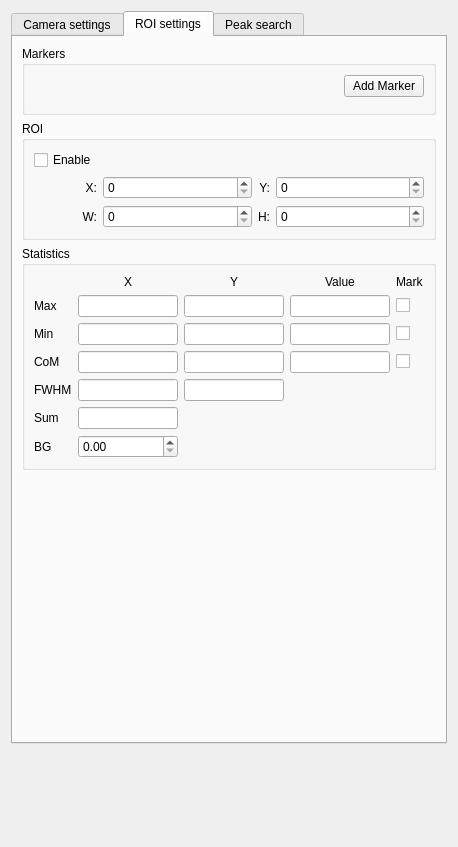
Before: the Qt Designer form ui/SettingsWidget.ui in yamedvedya/camera_viewer, drawn with Qt 5.
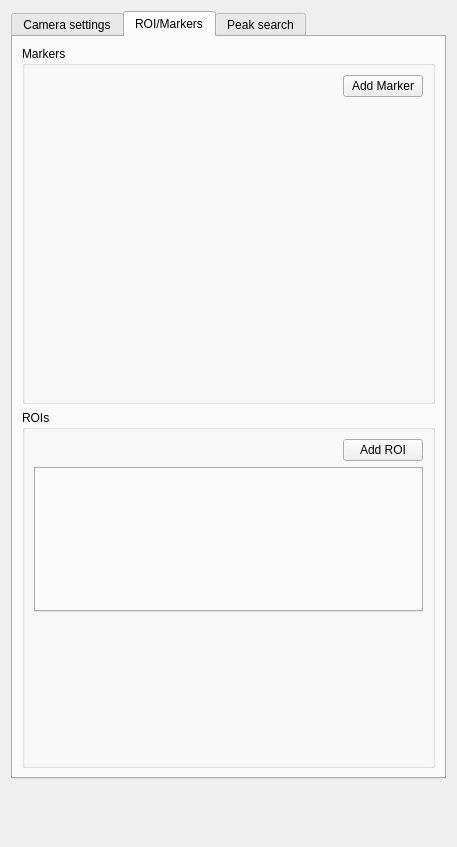
After: the same form once the commit is applied. The open tabs and pages were chosen to show the change.

```diff
--- a/ui/SettingsWidget.ui
+++ b/ui/SettingsWidget.ui
@@ -874,7 +874,7 @@
      </widget>
      <widget class="QWidget" name="tab_2">
       <attribute name="title">
-       <string>ROI settings</string>
+       <string>ROI/Markers</string>
       </attribute>
       <layout class="QVBoxLayout" name="verticalLayout_4">
        <item>
@@ -923,571 +923,71 @@
             </property>
            </widget>
           </item>
+          <item>
+           <spacer name="verticalSpacer_5">
+            <property name="orientation">
+             <enum>Qt::Vertical</enum>
+            </property>
+            <property name="sizeHint" stdset="0">
+             <size>
+              <width>20</width>
+              <height>40</height>
+             </size>
+            </property>
+           </spacer>
+          </item>
          </layout>
         </widget>
        </item>
        <item>
         <widget class="QGroupBox" name="groupBox_3">
          <property name="title">
-          <string>ROI</string>
+          <string>ROIs</string>
          </property>
-         <layout class="QGridLayout" name="gridLayout_3">
-          <item row="2" column="3">
-           <widget class="QSpinBox" name="sbRoiY">
-            <property name="sizePolicy">
-             <sizepolicy hsizetype="Expanding" vsizetype="Fixed">
-              <horstretch>0</horstretch>
-              <verstretch>0</verstretch>
-             </sizepolicy>
-            </property>
-            <property name="maximum">
-             <number>9999</number>
-            </property>
-           </widget>
+         <layout class="QVBoxLayout" name="verticalLayout_8">
+          <item>
+           <layout class="QHBoxLayout" name="horizontalLayout_14">
+            <item>
+             <spacer name="horizontalSpacer">
+              <property name="orientation">
+               <enum>Qt::Horizontal</enum>
+              </property>
+              <property name="sizeHint" stdset="0">
+               <size>
+                <width>40</width>
+                <height>20</height>
+               </size>
+              </property>
+             </spacer>
+            </item>
+            <item>
+             <widget class="QPushButton" name="but_add_roi">
+              <property name="text">
+               <string>Add ROI</string>
+              </property>
+             </widget>
+            </item>
+           </layout>
           </item>
-          <item row="2" column="0">
-           <widget class="QLabel" name="label_6">
-            <property name="text">
-             <string>X:</string>
-            </property>
-            <property name="alignment">
-             <set>Qt::AlignRight|Qt::AlignTrailing|Qt::AlignVCenter</set>
-            </property>
-           </widget>
+          <item>
+           <widget class="QTabWidget" name="tb_rois"/>
           </item>
-          <item row="0" column="0">
-           <widget class="QCheckBox" name="chbShowRoi">
-            <property name="text">
-             <string>Enable</string>
-            </property>
-           </widget>
-          </item>
-          <item row="2" column="1">
-           <widget class="QSpinBox" name="sbRoiX">
-            <property name="sizePolicy">
-             <sizepolicy hsizetype="Expanding" vsizetype="Fixed">
-              <horstretch>0</horstretch>
-              <verstretch>0</verstretch>
-             </sizepolicy>
-            </property>
-            <property name="maximum">
-             <number>9999</number>
-            </property>
-           </widget>
-          </item>
-          <item row="3" column="3">
-           <widget class="QSpinBox" name="sbRoiHeight">
-            <property name="sizePolicy">
-             <sizepolicy hsizetype="Expanding" vsizetype="Fixed">
-              <horstretch>0</horstretch>
-              <verstretch>0</verstretch>
-             </sizepolicy>
-            </property>
-            <property name="maximum">
-             <number>9999</number>
-            </property>
-           </widget>
-          </item>
-          <item row="3" column="2">
-           <widget class="QLabel" name="label_8">
-            <property name="text">
-             <string>H:</string>
-            </property>
-            <property name="alignment">
-             <set>Qt::AlignRight|Qt::AlignTrailing|Qt::AlignVCenter</set>
-            </property>
-           </widget>
-          </item>
-          <item row="3" column="0">
-           <widget class="QLabel" name="label_9">
-            <property name="text">
-             <string>W:</string>
-            </property>
-            <property name="alignment">
-             <set>Qt::AlignRight|Qt::AlignTrailing|Qt::AlignVCenter</set>
-            </property>
-           </widget>
-          </item>
-          <item row="2" column="2">
-           <widget class="QLabel" name="label_7">
-            <property name="text">
-             <string>Y:</string>
-            </property>
-            <property name="alignment">
-             <set>Qt::AlignRight|Qt::AlignTrailing|Qt::AlignVCenter</set>
-            </property>
-           </widget>
-          </item>
-          <item row="3" column="1">
-           <widget class="QSpinBox" name="sbRoiWidth">
-            <property name="sizePolicy">
-             <sizepolicy hsizetype="Expanding" vsizetype="Fixed">
-              <horstretch>0</horstretch>
-              <verstretch>0</verstretch>
-             </sizepolicy>
-            </property>
-            <property name="maximum">
-             <number>9999</number>
-            </property>
-           </widget>
-          </item>
-         </layout>
-        </widget>
-       </item>
-       <item>
-        <widget class="QGroupBox" name="groupBox_5">
-         <property name="title">
-          <string>Statistics</string>
-         </property>
-         <property name="checkable">
-          <bool>false</bool>
-         </property>
-         <layout class="QGridLayout" name="gridLayout_4">
-          <item row="2" column="2">
-           <widget class="QLineEdit" name="leMinY">
-            <property name="sizePolicy">
-             <sizepolicy hsizetype="Fixed" vsizetype="Fixed">
-              <horstretch>0</horstretch>
-              <verstretch>0</verstretch>
-             </sizepolicy>
-            </property>
-            <property name="minimumSize">
-             <size>
-              <width>0</width>
-              <height>0</height>
-             </size>
-            </property>
-            <property name="maximumSize">
-             <size>
-              <width>100</width>
-              <height>16777215</height>
-             </size>
-            </property>
-            <property name="alignment">
-             <set>Qt::AlignCenter</set>
-            </property>
-           </widget>
-          </item>
-          <item row="1" column="4">
-           <widget class="QCheckBox" name="chbShowMax">
-            <property name="text">
-             <string/>
-            </property>
-           </widget>
-          </item>
-          <item row="2" column="3">
-           <widget class="QLineEdit" name="leMinVal">
-            <property name="sizePolicy">
-             <sizepolicy hsizetype="Fixed" vsizetype="Fixed">
-              <horstretch>0</horstretch>
-              <verstretch>0</verstretch>
-             </sizepolicy>
-            </property>
-            <property name="minimumSize">
-             <size>
-              <width>0</width>
-              <height>0</height>
-             </size>
-            </property>
-            <property name="maximumSize">
-             <size>
-              <width>100</width>
-              <height>16777215</height>
-             </size>
-            </property>
-            <property name="alignment">
-             <set>Qt::AlignCenter</set>
-            </property>
-           </widget>
-          </item>
-          <item row="1" column="3">
-           <widget class="QLineEdit" name="leMaxVal">
-            <property name="sizePolicy">
-             <sizepolicy hsizetype="Fixed" vsizetype="Fixed">
-              <horstretch>0</horstretch>
-              <verstretch>0</verstretch>
-             </sizepolicy>
-            </property>
-            <property name="minimumSize">
-             <size>
-              <width>0</width>
-              <height>0</height>
-             </size>
-            </property>
-            <property name="maximumSize">
-             <size>
-              <width>100</width>
-              <height>16777215</height>
-             </size>
-            </property>
-            <property name="alignment">
-             <set>Qt::AlignCenter</set>
-            </property>
-           </widget>
-          </item>
-          <item row="2" column="1">
-           <widget class="QLineEdit" name="leMinX">
-            <property name="sizePolicy">
-             <sizepolicy hsizetype="Fixed" vsizetype="Fixed">
-              <horstretch>0</horstretch>
-              <verstretch>0</verstretch>
-             </sizepolicy>
-            </property>
-            <property name="minimumSize">
-             <size>
-              <width>0</width>
-              <height>0</height>
-             </size>
-            </property>
-            <property name="maximumSize">
-             <size>
-              <width>100</width>
-              <height>16777215</height>
-             </size>
-            </property>
-            <property name="alignment">
-             <set>Qt::AlignCenter</set>
-            </property>
-           </widget>
-          </item>
-          <item row="2" column="4">
-           <widget class="QCheckBox" name="chbShowMin">
-            <property name="text">
-             <string/>
-            </property>
-           </widget>
-          </item>
-          <item row="3" column="1">
-           <widget class="QLineEdit" name="leComX">
-            <property name="sizePolicy">
-             <sizepolicy hsizetype="Fixed" vsizetype="Fixed">
-              <horstretch>0</horstretch>
-              <verstretch>0</verstretch>
-             </sizepolicy>
-            </property>
-            <property name="minimumSize">
-             <size>
-              <width>0</width>
-              <height>0</height>
-             </size>
-            </property>
-            <property name="maximumSize">
-             <size>
-              <width>100</width>
-              <height>16777215</height>
-             </size>
-            </property>
-            <property name="alignment">
-             <set>Qt::AlignCenter</set>
-            </property>
-           </widget>
-          </item>
-          <item row="3" column="0">
-           <widget class="QLabel" name="label_15">
-            <property name="text">
-             <string>CoM</string>
-            </property>
-           </widget>
-          </item>
-          <item row="3" column="2">
-           <widget class="QLineEdit" name="leComY">
-            <property name="sizePolicy">
-             <sizepolicy hsizetype="Fixed" vsizetype="Fixed">
-              <horstretch>0</horstretch>
-              <verstretch>0</verstretch>
-             </sizepolicy>
-            </property>
-            <property name="minimumSize">
-             <size>
-              <width>0</width>
-              <height>0</height>
-             </size>
-            </property>
-            <property name="maximumSize">
-             <size>
-              <width>100</width>
-              <height>16777215</height>
-             </size>
-            </property>
-            <property name="alignment">
-             <set>Qt::AlignCenter</set>
-            </property>
-           </widget>
-          </item>
-          <item row="3" column="3">
-           <widget class="QLineEdit" name="leComVal">
-            <property name="sizePolicy">
-             <sizepolicy hsizetype="Fixed" vsizetype="Fixed">
-              <horstretch>0</horstretch>
-              <verstretch>0</verstretch>
-             </sizepolicy>
-            </property>
-            <property name="minimumSize">
-             <size>
-              <width>0</width>
-              <height>0</height>
-             </size>
-            </property>
-            <property name="maximumSize">
-             <size>
-              <width>100</width>
-              <height>16777215</height>
-             </size>
-            </property>
-            <property name="alignment">
-             <set>Qt::AlignCenter</set>
-            </property>
-           </widget>
-          </item>
-          <item row="3" column="4">
-           <widget class="QCheckBox" name="chbShowCom">
-            <property name="text">
-             <string/>
-            </property>
-           </widget>
-          </item>
-          <item row="4" column="1">
-           <widget class="QLineEdit" name="leFwhmX">
-            <property name="sizePolicy">
-             <sizepolicy hsizetype="Fixed" vsizetype="Fixed">
-              <horstretch>0</horstretch>
-              <verstretch>0</verstretch>
-             </sizepolicy>
-            </property>
-            <property name="minimumSize">
-             <size>
-              <width>0</width>
-              <height>0</height>
-             </size>
-            </property>
-            <property name="maximumSize">
-             <size>
-              <width>100</width>
-              <height>16777215</height>
-             </size>
-            </property>
-            <property name="alignment">
-             <set>Qt::AlignCenter</set>
-            </property>
-           </widget>
-          </item>
-          <item row="6" column="1">
-           <widget class="QLineEdit" name="leSum">
-            <property name="sizePolicy">
-             <sizepolicy hsizetype="Fixed" vsizetype="Fixed">
-              <horstretch>0</horstretch>
-              <verstretch>0</verstretch>
-             </sizepolicy>
-            </property>
-            <property name="minimumSize">
-             <size>
-              <width>0</width>
-              <height>0</height>
-             </size>
-            </property>
-            <property name="maximumSize">
-             <size>
-              <width>100</width>
-              <height>16777215</height>
-             </size>
-            </property>
-            <property name="alignment">
-             <set>Qt::AlignCenter</set>
-            </property>
-           </widget>
-          </item>
-          <item row="8" column="1">
-           <widget class="QDoubleSpinBox" name="sbThreshold">
-            <property name="maximumSize">
-             <size>
-              <width>110</width>
-              <height>16777215</height>
-             </size>
-            </property>
-            <property name="maximum">
-             <double>99999999.000000000000000</double>
-            </property>
-           </widget>
-          </item>
-          <item row="4" column="0">
-           <widget class="QLabel" name="label_16">
-            <property name="text">
-             <string>FWHM</string>
-            </property>
-           </widget>
-          </item>
-          <item row="6" column="0">
-           <widget class="QLabel" name="label_17">
-            <property name="text">
-             <string>Sum</string>
-            </property>
-           </widget>
-          </item>
-          <item row="8" column="0">
-           <widget class="QLabel" name="label_18">
-            <property name="text">
-             <string>BG</string>
-            </property>
-           </widget>
-          </item>
-          <item row="2" column="0">
-           <widget class="QLabel" name="label_14">
-            <property name="text">
-             <string>Min</string>
-            </property>
-           </widget>
-          </item>
-          <item row="1" column="0">
-           <widget class="QLabel" name="label_13">
-            <property name="text">
-             <string>Max</string>
-            </property>
-           </widget>
-          </item>
-          <item row="1" column="1">
-           <widget class="QLineEdit" name="leMaxX">
-            <property name="enabled">
-             <bool>true</bool>
-            </property>
-            <property name="sizePolicy">
-             <sizepolicy hsizetype="Fixed" vsizetype="Fixed">
-              <horstretch>0</horstretch>
-              <verstretch>0</verstretch>
-             </sizepolicy>
-            </property>
-            <property name="minimumSize">
-             <size>
-              <width>0</width>
-              <height>0</height>
-             </size>
-            </property>
-            <property name="maximumSize">
-             <size>
-              <width>100</width>
-              <height>16777215</height>
-             </size>
-            </property>
-            <property name="alignment">
-             <set>Qt::AlignCenter</set>
-            </property>
-           </widget>
-          </item>
-          <item row="0" column="1">
-           <widget class="QLabel" name="label_10">
-            <property name="text">
-             <string>X</string>
-            </property>
-            <property name="alignment">
-             <set>Qt::AlignCenter</set>
-            </property>
-           </widget>
-          </item>
-          <item row="0" column="2">
-           <widget class="QLabel" name="label_11">
-            <property name="text">
-             <string>Y</string>
-            </property>
-            <property name="alignment">
-             <set>Qt::AlignCenter</set>
-            </property>
-           </widget>
-          </item>
-          <item row="0" column="3">
-           <widget class="QLabel" name="label_12">
-            <property name="text">
-             <string>Value</string>
-            </property>
-            <property name="alignment">
-             <set>Qt::AlignCenter</set>
-            </property>
-           </widget>
-          </item>
-          <item row="1" column="2">
-           <widget class="QLineEdit" name="leMaxY">
-            <property name="sizePolicy">
-             <sizepolicy hsizetype="Fixed" vsizetype="Fixed">
-              <horstretch>0</horstretch>
-              <verstretch>0</verstretch>
-             </sizepolicy>
-            </property>
-            <property name="minimumSize">
-             <size>
-              <width>0</width>
-              <height>0</height>
-             </size>
-            </property>
-            <property name="maximumSize">
-             <size>
-              <width>100</width>
-              <height>16777215</height>
-             </size>
-            </property>
-            <property name="alignment">
-             <set>Qt::AlignCenter</set>
-            </property>
-           </widget>
-          </item>
-          <item row="4" column="2">
-           <widget class="QLineEdit" name="leFwhmY">
-            <property name="sizePolicy">
-             <sizepolicy hsizetype="Fixed" vsizetype="Fixed">
-              <horstretch>0</horstretch>
-              <verstretch>0</verstretch>
-             </sizepolicy>
-            </property>
-            <property name="minimumSize">
-             <size>
-              <width>0</width>
-              <height>0</height>
-             </size>
-            </property>
-            <property name="maximumSize">
-             <size>
-              <width>100</width>
-              <height>16777215</height>
-             </size>
-            </property>
-            <property name="alignment">
-             <set>Qt::AlignCenter</set>
-            </property>
-           </widget>
-          </item>
-          <item row="4" column="3">
-           <spacer name="horizontalSpacer_3">
+          <item>
+           <spacer name="verticalSpacer_3">
             <property name="orientation">
-             <enum>Qt::Horizontal</enum>
+             <enum>Qt::Vertical</enum>
             </property>
             <property name="sizeHint" stdset="0">
              <size>
-              <width>40</width>
-              <height>20</height>
+              <width>20</width>
+              <height>40</height>
              </size>
             </property>
            </spacer>
           </item>
-          <item row="0" column="4">
-           <widget class="QLabel" name="label_21">
-            <property name="text">
-             <string>Mark</string>
-            </property>
-           </widget>
-          </item>
          </layout>
         </widget>
        </item>
-       <item>
-        <spacer name="verticalSpacer_3">
-         <property name="orientation">
-          <enum>Qt::Vertical</enum>
-         </property>
-         <property name="sizeHint" stdset="0">
-          <size>
-           <width>20</width>
-           <height>40</height>
-          </size>
-         </property>
-        </spacer>
-       </item>
       </layout>
      </widget>
      <widget class="QWidget" name="tab_3">
@@ -1648,7 +1148,7 @@
      <property name="sizeHint" stdset="0">
       <size>
        <width>20</width>
-       <height>126</height>
+       <height>40</height>
       </size>
      </property>
     </spacer>
```
Left out of the diff: 36 changed lines with no effect on the pictures.
